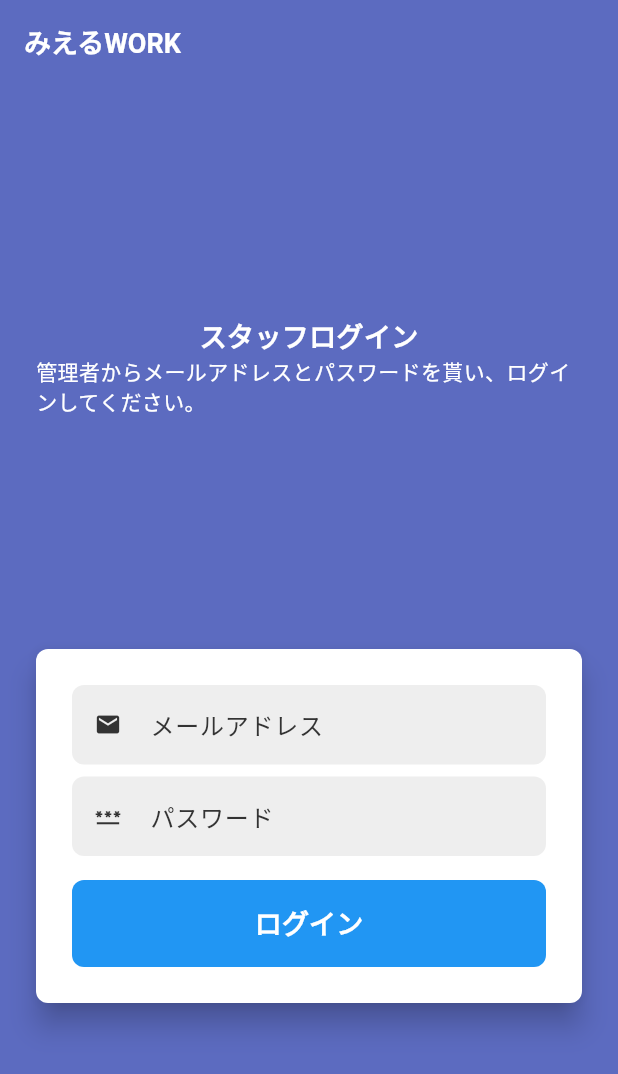
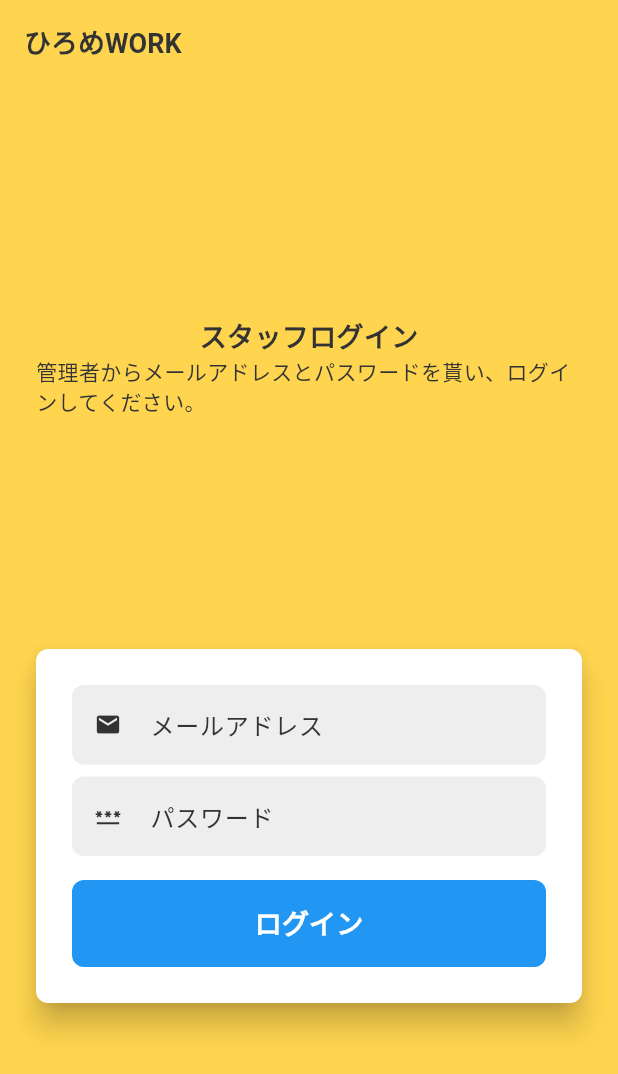
Before and after one commit to agora-creation/miel_work_app, a Flutter app: the screen it shows after launch, after a tap on "ログイン", on a phone screen of 412 x 824 dp. Shown: the top 1074 px of the screen. Run offline on Flutter 3.47's test engine with Material 3 defaults, Android fonts, the phone set to English and light mode, and no system bars; our stand-ins replace cloud_firestore, firebase_auth, firebase_core, firebase_messaging, flutter_local_notifications, flutter_spinkit and 3 more; missing offline and left inert: alert_banner, syncfusion_flutter_pdfviewer, syncfusion_localizations; accounts and stored records are empty; Roboto replaces fonts that are missing (SourceHanSansJP-Bold, SourceHanSansJP-Regular).

Commit message:
20240228 commit

```diff
--- a/lib/common/style.dart
+++ b/lib/common/style.dart
@@ -1,7 +1,7 @@
 import 'package:flutter/material.dart';
 import 'package:flutter/services.dart';
 
-const kBackgroundColor = Color(0xFF5C6BC0);
+const kBackgroundColor = Color(0xFFFFD54F);
 const kWhiteColor = Color(0xFFFFFFFF);
 const kBlackColor = Color(0xFF333333);
 const kGreyColor = Color(0xFF9E9E9E);
@@ -25,20 +25,20 @@ ThemeData customTheme() {
       centerTitle: false,
       systemOverlayStyle: SystemUiOverlayStyle.dark,
       titleTextStyle: TextStyle(
-        color: kWhiteColor,
+        color: kBlackColor,
         fontSize: 18,
         fontWeight: FontWeight.bold,
         fontFamily: 'SourceHanSansJP-Bold',
       ),
-      iconTheme: IconThemeData(color: kWhiteColor),
+      iconTheme: IconThemeData(color: kBlackColor),
     ),
     textTheme: const TextTheme(
-      bodyLarge: TextStyle(color: kWhiteColor),
-      bodyMedium: TextStyle(color: kWhiteColor),
-      bodySmall: TextStyle(color: kWhiteColor),
+      bodyLarge: TextStyle(color: kBlackColor),
+      bodyMedium: TextStyle(color: kBlackColor),
+      bodySmall: TextStyle(color: kBlackColor),
     ),
     floatingActionButtonTheme: const FloatingActionButtonThemeData(
-      backgroundColor: kWhiteColor,
+      backgroundColor: kBlueColor,
       elevation: 5,
       extendedTextStyle: TextStyle(
         fontWeight: FontWeight.bold,
--- a/lib/main.dart
+++ b/lib/main.dart
@@ -51,7 +51,7 @@ class MyApp extends StatelessWidget {
         ],
         supportedLocales: const [Locale('ja')],
         locale: const Locale('ja'),
-        title: 'みえるWORK',
+        title: 'ひろめWORK',
         theme: customTheme(),
         home: const SplashController(),
       ),
--- a/lib/screens/login.dart
+++ b/lib/screens/login.dart
@@ -28,7 +28,7 @@ class _LoginScreenState extends State<LoginScreen> {
       child: Scaffold(
         appBar: AppBar(
           automaticallyImplyLeading: false,
-          title: const Text('みえるWORK'),
+          title: const Text('ひろめWORK'),
         ),
         body: Center(
           child: Column(
--- a/lib/screens/splash.dart
+++ b/lib/screens/splash.dart
@@ -17,7 +17,7 @@ class SplashScreen extends StatelessWidget {
                 border: Border(bottom: BorderSide(color: kWhiteColor)),
               ),
               child: const Text(
-                'みえるWORK',
+                'ひろめWORK',
                 style: TextStyle(
                   fontSize: 24,
                   fontWeight: FontWeight.bold,
@@ -27,7 +27,7 @@ class SplashScreen extends StatelessWidget {
               ),
             ),
             const SpinKitCubeGrid(
-              color: kWhiteColor,
+              color: kBlackColor,
             ),
           ],
         ),
```
Also changed, not shown: 3 other files.
